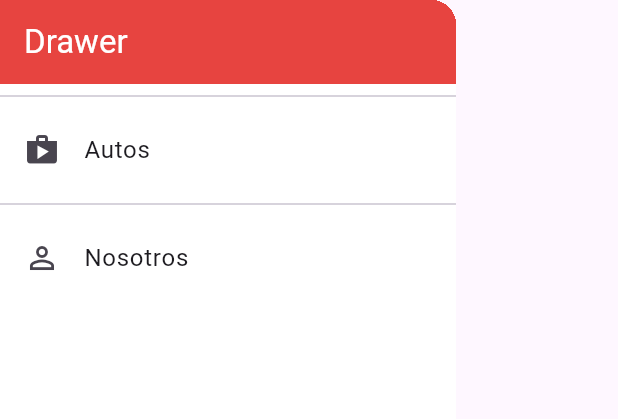
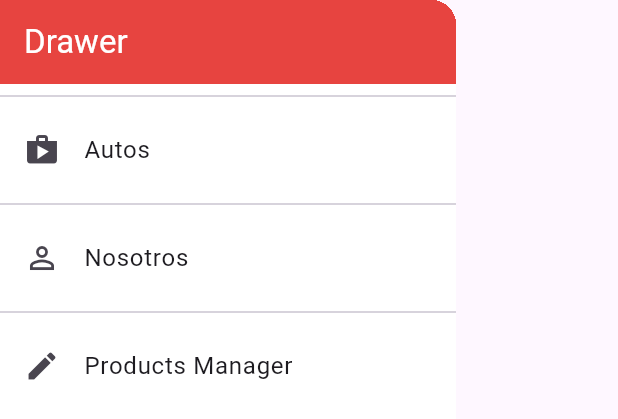
Before and after one commit to Raikishadows17/VentaAutos, a Flutter app: the AppDrawer widget shown alone on an empty page, opened directly, on a phone screen of 412 x 824 dp. Shown: the top 419 px of the screen. Run offline on Flutter 3.47's test engine with Material 3 defaults, Android fonts, the light colour scheme and no system bars; our stand-ins replace carousel_slider; missing offline and left inert: flutter_launch; network calls fail.

Commit message:
Se creo user products screen y item

```diff
--- a/lib/main.dart
+++ b/lib/main.dart
@@ -5,6 +5,7 @@ import 'screens/product_detail_screen.dart';
 import 'providers/products.dart';
 import 'package:provider/provider.dart';
 import 'screens/nosotros_screen.dart';
+import 'screens/user_products_screen.dart';
 
 void main() => runApp(MyApp());
 
@@ -32,6 +33,7 @@ class MyApp extends StatelessWidget {
           ProductsOverviewScreen.routeName: (ctx) => ProductsOverviewScreen(),
           ProductDetailScreen.routeName: (ctx) => ProductDetailScreen(),
           NosotrosScreen.routeName: (ctx) => NosotrosScreen(),
+          UserProductsScreen.routeName: (ctx) => UserProductsScreen(),
         },
       ),
     );
--- a/lib/providers/products.dart
+++ b/lib/providers/products.dart
@@ -10,11 +10,11 @@ class Products with ChangeNotifier {
       km: 1000000,
       price: '98,000',
       imageUrl01:
-          'https://scontent.faca1-1.fna.fbcdn.net/v/t39.30808-6/468277309_1389620278671165_6685415617571459030_n.jpg?stp=dst-jpg_s960x960&_nc_cat=105&ccb=1-7&_nc_sid=aa7b47&_nc_eui2=AeGvFDWHvy8SLgJey6WjEFkahqZQkl_7abWGplCSX_tptYzh9D8LnsvSSeIsDoy4MSDu2mUzww-iQaThpgD-6vXj&_nc_ohc=lond_VsySucQ7kNvgHJbgOf&_nc_zt=23&_nc_ht=scontent.faca1-1.fna&_nc_gid=AT_dKU6oKVZWyZGswqw8NNI&oh=00_AYAKE-orUw1PoAC7AulY886LMdW2Jm7pgVY8DsUm7H8CrQ&oe=6749B1C6',
+          'https://upload.wikimedia.org/wikipedia/commons/5/58/2005_Nissan_Sentra_1.8L_Special_Edition%2C_rear_4.16.18.jpg',
       imageUrl02:
-          'https://scontent.faca1-1.fna.fbcdn.net/v/t39.30808-6/468301865_1389620165337843_8936332533450934670_n.jpg?stp=dst-jpg_s960x960_tt6&_nc_cat=107&ccb=1-7&_nc_sid=aa7b47&_nc_eui2=AeGYEyxJFot7m0Io2GcpuPR3j2NBQSkV2gOPY0FBKRXaA7RO3TRTakpbZyjhOUvz8hXNvNYIJO3MNAXeDmv_X5Wp&_nc_ohc=l03UMHXgF7sQ7kNvgFxoFsQ&_nc_zt=23&_nc_ht=scontent.faca1-1.fna&_nc_gid=AT_dKU6oKVZWyZGswqw8NNI&oh=00_AYDXSlTo7ugOQtNhxSpzATOBXGCtvurPnlnoIQtWddLN6A&oe=6749AC15',
+          'https://upload.wikimedia.org/wikipedia/commons/5/58/2005_Nissan_Sentra_1.8L_Special_Edition%2C_rear_4.16.18.jpg',
       imageUrl03:
-          'https://scontent.faca1-1.fna.fbcdn.net/v/t39.30808-6/468196506_1389620298671163_9140982834535871212_n.jpg?stp=dst-jpg_s960x960&_nc_cat=107&ccb=1-7&_nc_sid=aa7b47&_nc_eui2=AeElBNL8S2yJ7fzIyojXJA6oghyhWZLivSqCHKFZkuK9KmdCyBzyM_v9JDN_B1McWouia8tvrgKbU-V4IQEv-o0r&_nc_ohc=YHo0JcucS8oQ7kNvgH9olDV&_nc_zt=23&_nc_ht=scontent.faca1-1.fna&_nc_gid=AT_dKU6oKVZWyZGswqw8NNI&oh=00_AYDHfMD4Cd-xg0_jSWqcX0cJnubrvkcE4DlYek149nHMqw&oe=6749BB8E',
+          'https://upload.wikimedia.org/wikipedia/commons/5/58/2005_Nissan_Sentra_1.8L_Special_Edition%2C_rear_4.16.18.jpg',
       phone: '+52 753 136 5473',
       whatsapp: 527531365473,
     ),
@@ -25,11 +25,11 @@ class Products with ChangeNotifier {
       km: 50000,
       price: '120,000',
       imageUrl01:
-          'https://scontent.faca1-1.fna.fbcdn.net/v/t39.30808-6/468326625_1623806211824326_4782118871521193800_n.jpg?stp=dst-jpg_s960x960&_nc_cat=108&ccb=1-7&_nc_sid=aa7b47&_nc_eui2=AeG7J9rXZEAMHVrIboEbks3ygNZyAxHiph6A1nIDEeKmHnttxzO5_lSozAljAjlAWU7HpVpsdgZzBBdafgngGdw3&_nc_ohc=RJEEDBw4ep4Q7kNvgE_wI37&_nc_zt=23&_nc_ht=scontent.faca1-1.fna&_nc_gid=AWrpib_oCMHFz9zgL1puOFF&oh=00_AYAhe4lmS-6zCPxbyImi0K3u5nQ7Lx45msf5EUbY5S4iiQ&oe=6749D0EF',
+          'https://upload.wikimedia.org/wikipedia/commons/5/58/2005_Nissan_Sentra_1.8L_Special_Edition%2C_rear_4.16.18.jpg',
       imageUrl02:
-          'https://scontent.faca1-1.fna.fbcdn.net/v/t39.30808-6/468328551_1623806278490986_3426066553861124378_n.jpg?stp=dst-jpg_s960x960&_nc_cat=105&ccb=1-7&_nc_sid=aa7b47&_nc_eui2=AeH0TtI3g1bWj1kFchMOK-dNEmvyDhEGevkSa_IOEQZ6-aB2uIYhB_XWVzYMZQu5X0Nalx7xXPUdZlFau1inJsVs&_nc_ohc=Vz8fgKpSyCIQ7kNvgEwPyvN&_nc_zt=23&_nc_ht=scontent.faca1-1.fna&_nc_gid=AWrpib_oCMHFz9zgL1puOFF&oh=00_AYCEydD6k8cjY5RgKRnPMgJIB1aqNxTfrmrn6uJBH8GAmQ&oe=6749D392',
+          'https://upload.wikimedia.org/wikipedia/commons/5/58/2005_Nissan_Sentra_1.8L_Special_Edition%2C_rear_4.16.18.jpg',
       imageUrl03:
-          'https://scontent.faca1-1.fna.fbcdn.net/v/t39.30808-6/468288175_1623806271824320_2940533687766889519_n.jpg?stp=dst-jpg_s960x960_tt6&_nc_cat=109&ccb=1-7&_nc_sid=aa7b47&_nc_eui2=AeGp3pgkwhxrh7ZthG7rTU89hiwWxB9xCUaGLBbEH3EJRl1PVnRQ4tSCgqqjwypIlgBS-1GcyeeC0F1sWux3MNZH&_nc_ohc=O7Q1_ve3mG4Q7kNvgFKRDOu&_nc_zt=23&_nc_ht=scontent.faca1-1.fna&_nc_gid=AWrpib_oCMHFz9zgL1puOFF&oh=00_AYBGa8wW7tDn8tBDvK42d3bxVrGge_2IgipROx_4ayW_Pw&oe=6749C4AC',
+          'https://upload.wikimedia.org/wikipedia/commons/5/58/2005_Nissan_Sentra_1.8L_Special_Edition%2C_rear_4.16.18.jpg',
       phone: '+52 753 136 5473',
       whatsapp: 527531365473,
     ),
--- a/lib/screens/products_overview_screen.dart
+++ b/lib/screens/products_overview_screen.dart
@@ -1,6 +1,5 @@
 import 'package:flutter/material.dart';
-import 'package:storescars/providers/product.dart';
-import 'package:storescars/widgets/product_grid.dart';
+import 'package:storescars/widgets/products_grid.dart';
 import 'package:storescars/widgets/app_drawer.dart';
 
 enum FilterOptions { Favorites, All }
--- a/lib/widgets/app_drawer.dart
+++ b/lib/widgets/app_drawer.dart
@@ -1,6 +1,7 @@
 import 'package:flutter/material.dart';
 import 'package:storescars/screens/products_overview_screen.dart';
 import 'package:storescars/screens/nosotros_screen.dart';
+import 'package:storescars/screens/user_products_screen.dart';
 
 class AppDrawer extends StatelessWidget {
   const AppDrawer({super.key});
@@ -39,6 +40,17 @@ class AppDrawer extends StatelessWidget {
                 },
               ),
             ),
+            Divider(),
+            Container(
+              color: Colors.white,
+              child: ListTile(
+                leading: Icon(Icons.edit),
+                title: Text('Products Manager'),
+                onTap: () {
+                  Navigator.of(context).pushNamed(UserProductsScreen.routeName);
+                },
+              ),
+            ),
           ],
         ),
       ),
--- a/lib/widgets/product_item.dart
+++ b/lib/widgets/product_item.dart
@@ -1,5 +1,4 @@
 import 'package:flutter/material.dart';
-import 'package:storescars/providers/products.dart';
 import 'package:storescars/screens/product_detail_screen.dart';
 import 'package:provider/provider.dart';
 import 'package:storescars/providers/product.dart';
```
Also changed, not shown: lib/screens/user_products_screen.dart (added, +44 -0 lines), lib/widgets/user_product_item.dart (added, +38 -0 lines), lib/widgets/products_grid.dart (renamed from lib/widgets/product_grid.dart).
